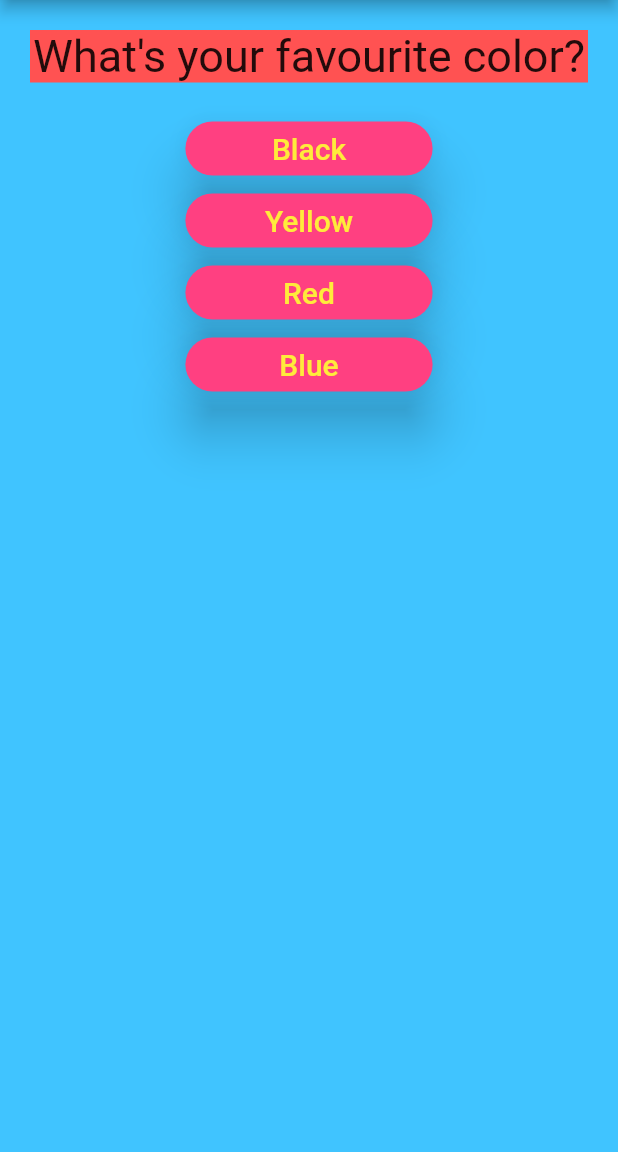
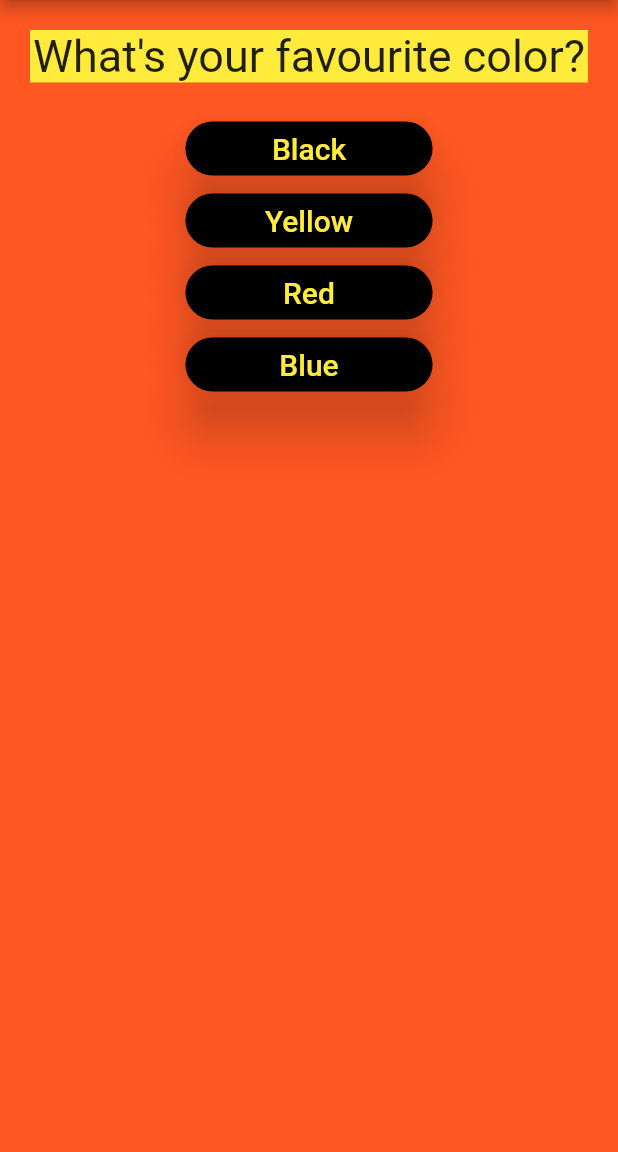
Before and after one commit to iamishu2908/iamishu2908, a Flutter app: the screen it shows after launch, on a phone screen of 412 x 824 dp, the part 84-1236 px from its top. Run offline on Flutter 3.47's test engine with Material 2 defaults, Android fonts, the phone set to English and light mode, and no system bars.

Commit message:
Changed colours of 3 widgets

```diff
--- a/lib/answer.dart
+++ b/lib/answer.dart
@@ -11,7 +11,7 @@ class Answer extends StatelessWidget {
       child: ElevatedButton(
         onPressed: selectHandler,
         style: ElevatedButton.styleFrom(
-          primary: Colors.pinkAccent, //change background color of button
+          primary: Colors.black, //change background color of button
           onPrimary: Colors.yellow, //change text color of button
           shape: RoundedRectangleBorder(
             borderRadius: BorderRadius.circular(26),
--- a/lib/main.dart
+++ b/lib/main.dart
@@ -76,7 +76,7 @@ class _MyAppState extends State<MyApp> {
                 questions: _questions,
               )
             : Result(_totalScore, _resetQuiz),
-        backgroundColor: Colors.lightBlueAccent,
+        backgroundColor: Colors.deepOrange,
       ),
     );
   }
--- a/lib/question.dart
+++ b/lib/question.dart
@@ -6,7 +6,7 @@ class Question extends StatelessWidget {
   @override
   Widget build(BuildContext context) {
     return Container(
-      color: Colors.redAccent,
+      color: Colors.yellow,
       width: double.infinity,
       margin: EdgeInsets.all(20),
       child: Text(
```
